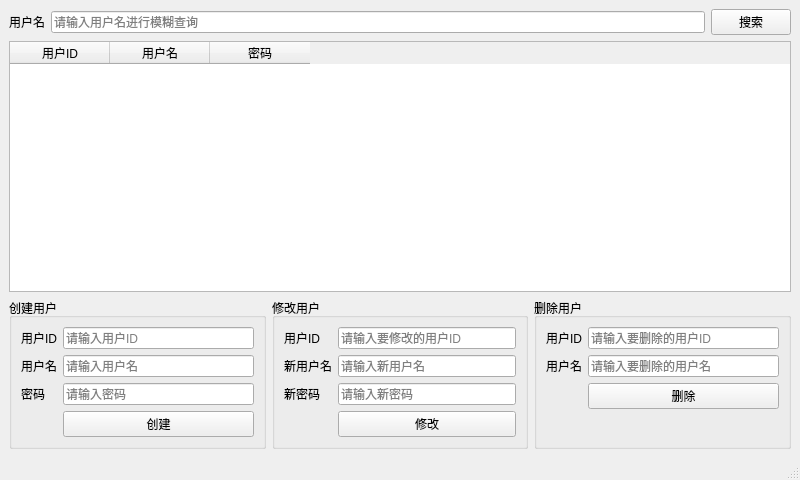
Qt form usermanagewin.ui (JinJieBeWater/oceanSystem) before a commit.
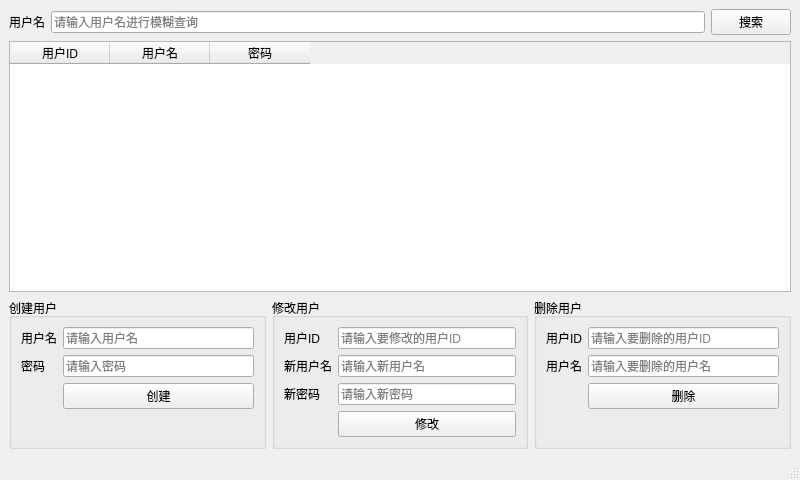
The same form after that commit.

Commit message: ✨ feat(ui): 添加用户创建、编辑和删除功能，优化用户管理界面

Diff of the .ui file:
```diff
--- a/usermanagewin.ui
+++ b/usermanagewin.ui
@@ -84,41 +84,27 @@
         </property>
         <layout class="QFormLayout" name="formLayoutCreate">
          <item row="0" column="0">
-          <widget class="QLabel" name="labelCreateUserId">
-           <property name="text">
-            <string>用户ID</string>
-           </property>
-          </widget>
-         </item>
-         <item row="0" column="1">
-          <widget class="QLineEdit" name="editCreateUserId">
-           <property name="placeholderText">
-            <string>请输入用户ID</string>
-           </property>
-          </widget>
-         </item>
-         <item row="1" column="0">
           <widget class="QLabel" name="labelCreateUserName">
            <property name="text">
             <string>用户名</string>
            </property>
           </widget>
          </item>
-         <item row="1" column="1">
+         <item row="0" column="1">
           <widget class="QLineEdit" name="editCreateUserName">
            <property name="placeholderText">
             <string>请输入用户名</string>
            </property>
           </widget>
          </item>
-         <item row="2" column="0">
+         <item row="1" column="0">
           <widget class="QLabel" name="labelCreatePassword">
            <property name="text">
             <string>密码</string>
            </property>
           </widget>
          </item>
-         <item row="2" column="1">
+         <item row="1" column="1">
           <widget class="QLineEdit" name="editCreatePassword">
            <property name="echoMode">
             <enum>QLineEdit::Password</enum>
@@ -128,7 +114,7 @@
            </property>
           </widget>
          </item>
-         <item row="3" column="1">
+         <item row="2" column="1">
           <widget class="QPushButton" name="btnCreateConfirm">
            <property name="text">
             <string>创建</string>
```
Left out of the diff: 3 changed lines with no effect on the pictures. The commit also changes 2 other files.
